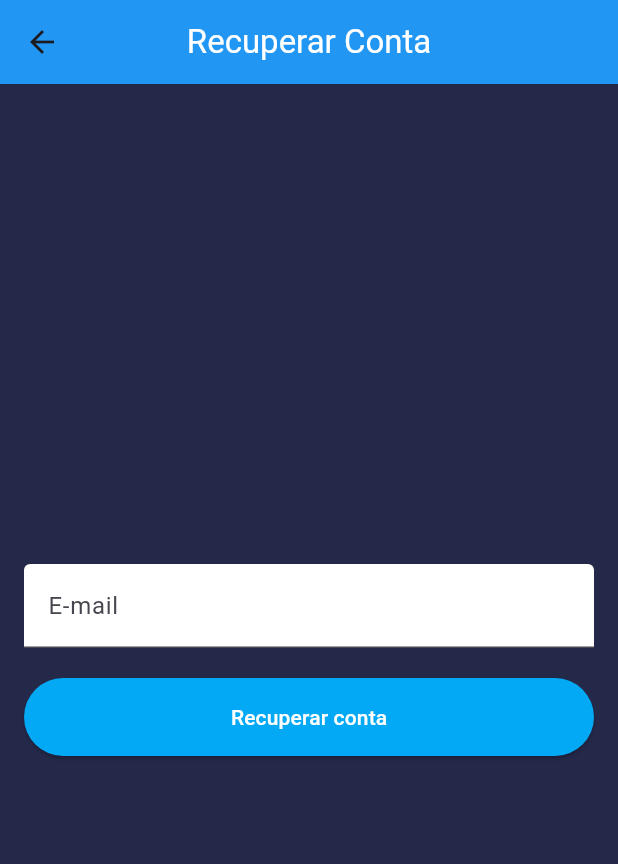
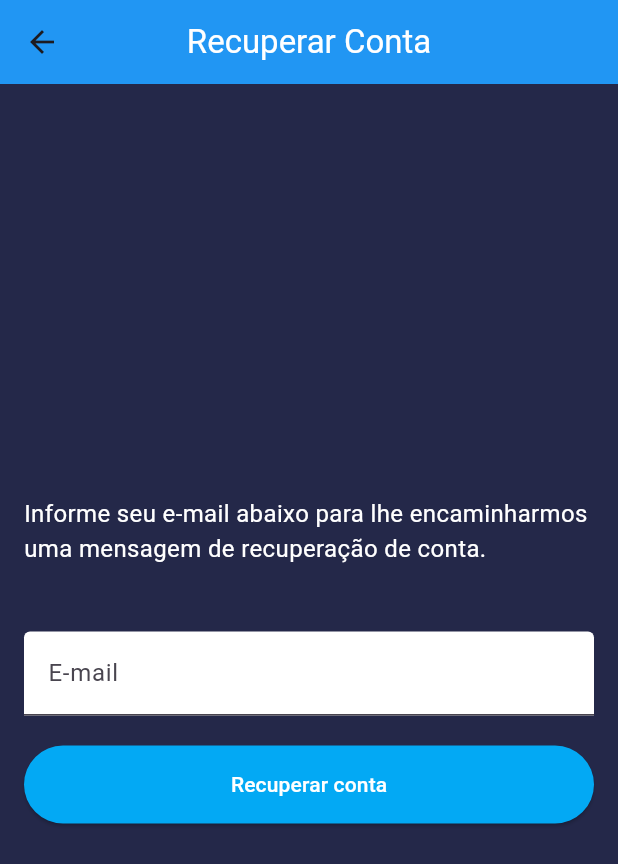
Before and after one commit to MachadoGabriel97/diferLab-app, a Flutter app: the TelaRecuperarSenha screen opened by its route, on a phone screen of 412 x 824 dp. Shown: the top 864 px of the screen. Run offline on Flutter 3.47's test engine with Material 3 defaults, Android fonts, the phone set to English and light mode, and no system bars; our stand-ins replace cloud_firestore, firebase_auth, firebase_core, firebase_storage, image_picker; missing offline and left inert: dart:html; accounts and stored records are empty; network calls fail.

Commit message:
correções de const e e outros ajustes no código

```diff
--- a/lib/componentes/componenteAppBar.dart
+++ b/lib/componentes/componenteAppBar.dart
@@ -16,7 +16,7 @@ class ComponenteAppBar extends StatefulWidget implements PreferredSizeWidget {
   State<ComponenteAppBar> createState() => _ComponenteAppBarState();
 
   @override
-  Size get preferredSize => Size.fromHeight(kToolbarHeight);
+  Size get preferredSize => const Size.fromHeight(kToolbarHeight);
 }
 
 class _ComponenteAppBarState extends State<ComponenteAppBar> {
@@ -46,12 +46,12 @@ class _ComponenteAppBarState extends State<ComponenteAppBar> {
     return AppBar(
       title: Text(
         widget.tituloComponente,
-        style: TextStyle(color: Colors.white),
+        style: const TextStyle(color: Colors.white),
       ),
       centerTitle: true,
       actions: [
         Padding(
-          padding: EdgeInsets.all(10),
+          padding: const EdgeInsets.all(10),
           child: widget.usuarioLogado != null
               ? Row(
             children: [
@@ -59,11 +59,11 @@ class _ComponenteAppBarState extends State<ComponenteAppBar> {
                 "${widget.usuarioLogado}",
                 style: const TextStyle(color: Colors.white, fontSize: 10),
               ),
-              SizedBox(width: 10), // Adiciona um espaçamento entre o texto e o CircleAvatar
+              const SizedBox(width: 10), // Adiciona um espaçamento entre o texto e o CircleAvatar
               CircleAvatar(
 
                 backgroundImage: _url == null
-                    ? AssetImage("imagens/cadastro_usuario.png") as ImageProvider
+                    ? const AssetImage("imagens/cadastro_usuario.png") as ImageProvider
                     : NetworkImage(_url.toString()),
               ),
             ],
--- a/lib/componentes/componenteElevatedButton.dart
+++ b/lib/componentes/componenteElevatedButton.dart
@@ -22,11 +22,11 @@ class ComponenteElevatedButton extends StatelessWidget {
   Widget build(BuildContext context) {
     return ElevatedButton(
       style: ElevatedButton.styleFrom(
-        backgroundColor: this.corDoBotao, // Cor do botão
+        backgroundColor: corDoBotao, // Cor do botão
         padding: const EdgeInsets.symmetric(vertical: 16),
       ),
       onPressed: () {
-        this.funcao();
+        funcao();
 
         if (formKey.currentState!.validate()) {
           ScaffoldMessenger.of(context).showSnackBar( SnackBar(
@@ -37,11 +37,11 @@ class ComponenteElevatedButton extends StatelessWidget {
                 mensagem_snackbar),
           ));
         }
-        if(this.fechaTela){
+        if(fechaTela){
           Navigator.pop(context);
         }
       },
-      child: Text(this.tituloBotao, style: const TextStyle(color: Colors.white),),
+      child: Text(tituloBotao, style: const TextStyle(color: Colors.white),),
     );
   }
 }
--- a/lib/componentes/componenteListaAnotacoes.dart
+++ b/lib/componentes/componenteListaAnotacoes.dart
@@ -5,7 +5,7 @@ import 'package:intl/intl.dart';
 class ComponenteListaAnotacoes extends StatelessWidget {
   final String usuarioEmail;
 
-  ComponenteListaAnotacoes({required this.usuarioEmail});
+  const ComponenteListaAnotacoes({super.key, required this.usuarioEmail});
 
   @override
   Widget build(BuildContext context) {
@@ -14,11 +14,11 @@ class ComponenteListaAnotacoes extends StatelessWidget {
       builder: (BuildContext context,
           AsyncSnapshot<List<Map<String, dynamic>>> snapshot) {
         if (snapshot.connectionState == ConnectionState.waiting) {
-          return Center(child: CircularProgressIndicator());
+          return const Center(child: CircularProgressIndicator());
         } else if (snapshot.hasError) {
           return Center(child: Text('Erro: ${snapshot.error}'));
         } else if (!snapshot.hasData || snapshot.data!.isEmpty) {
-          return Center(child: Text('Nenhuma anotação encontrada.'));
+          return const Center(child: Text('Nenhuma anotação encontrada.'));
         } else {
           final anotacoes = snapshot.data!;
           return ListView.builder(
--- a/lib/main.dart
+++ b/lib/main.dart
@@ -26,11 +26,11 @@ void main() async {
           '/': (context) => TelaLogin(),
           '/novaIdeia': (context) => TelaNovaIdeia(),
           '/minhasIdeias': (context) => TelaMinhasIdeias(),
-          '/anotacoes': (context) => TelaAnotacoes(),
+          '/anotacoes': (context) => const TelaAnotacoes(),
           '/detalhes': (context) => TelaDetalhes(),
           '/NovaAnotacao': (context) => TelaNovaAnotacao(),
           '/recados': (context) => TelaPrincipalRecados(),
-          '/configuracoes': (context) => TelaConfiguracoes(),
+          '/configuracoes': (context) => const TelaConfiguracoes(),
           '/recuperarSenha': (context) => TelaRecuperarSenha(),
           '/imageupload': (context) => ImageUploader(),
         },
--- a/lib/servicos/AutenticacaoServico.dart
+++ b/lib/servicos/AutenticacaoServico.dart
@@ -31,7 +31,7 @@ class AutenticacaoServico {
 
       if (usuario != null) {
         print("retorno: ${credencialUsuario.hashCode.toString()}");
-        print("USER: ${credencialUsuario}");
+        print("USER: $credencialUsuario");
         print("email: ${firebaseAuth.currentUser?.email.toString()}");
         return true;
       }
--- a/lib/telas/TelaAnotacoes.dart
+++ b/lib/telas/TelaAnotacoes.dart
@@ -32,7 +32,7 @@ class _TelaAnotacoesState extends State<TelaAnotacoes> {
       appBar: ComponenteAppBar(tituloComponente: "Anotações",usuarioLogado: email),
       drawer: ComponenteMenu(email: email,),
       body:  SingleChildScrollView(
-        padding: EdgeInsets.all(16),
+        padding: const EdgeInsets.all(16),
         child: Column(
           children: [
             ComponenteListaAnotacoes(usuarioEmail: email)
@@ -43,8 +43,8 @@ class _TelaAnotacoesState extends State<TelaAnotacoes> {
         onPressed: () {
                Navigator.pushReplacementNamed(context, "/NovaAnotacao",arguments: {'email':email});
             },
-        child: Icon(Icons.note_add,) ,
         tooltip: "Nova anotação",
+        child: const Icon(Icons.note_add,) ,
       ),
     );
   }
--- a/lib/telas/TelaConfiguracoes.dart
+++ b/lib/telas/TelaConfiguracoes.dart
@@ -4,7 +4,7 @@ import 'package:navigator_project/componentes/componenteEditText.dart';
 import 'package:navigator_project/componentes/componenteMenu.dart';
 import 'package:navigator_project/telas/ImageUploader.dart';
 
-enum Sexo {Masculino, Feminino}
+enum Sexo {masculino, feminino}
 
 class TelaConfiguracoes extends StatefulWidget {
   const TelaConfiguracoes({super.key});
@@ -86,7 +86,7 @@ class _TelaConfiguracoesState extends State<TelaConfiguracoes> {
                       ),
                       RadioListTile<Sexo>(
                         title: const Text("Masculino"),
-                        value: Sexo.Masculino,
+                        value: Sexo.masculino,
                         groupValue: sexo_informado,
                         onChanged: (Sexo? valor_selecionado) {
                           setState(() {
@@ -96,7 +96,7 @@ class _TelaConfiguracoesState extends State<TelaConfiguracoes> {
                       ),
                       RadioListTile<Sexo>(
                         title: const Text("Feminino"),
-                        value: Sexo.Feminino,
+                        value: Sexo.feminino,
                         groupValue: sexo_informado,
                         onChanged: (Sexo? valor_selecionado) {
                           setState(() {
--- a/lib/telas/TelaRecados.dart
+++ b/lib/telas/TelaRecados.dart
@@ -2,7 +2,6 @@ import 'package:flutter/material.dart';
 
 import '../componentes/componenteAppBar.dart';
 import '../componentes/componenteMenu.dart';
-import 'TelaDetalhes.dart';
 
 class TelaPrincipalRecados extends StatefulWidget {
 
--- a/lib/telas/TelaRecuperarSenha.dart
+++ b/lib/telas/TelaRecuperarSenha.dart
@@ -12,13 +12,6 @@ class _TelaRecuperarSenhaState extends State<TelaRecuperarSenha> {
   final TextEditingController _emailController = TextEditingController();
 
   final _formKey = GlobalKey<FormState>();
-
-  bool _validatePassword(String password) {
-    if (password.length < 8) return false;
-    if (!RegExp(r'[A-Za-z]').hasMatch(password)) return false;
-    if (!RegExp(r'[0-9]').hasMatch(password)) return false;
-    return true;
-  }
 
   @override
   Widget build(BuildContext context) {
@@ -38,13 +31,18 @@ class _TelaRecuperarSenhaState extends State<TelaRecuperarSenha> {
                 child: Column(
                   mainAxisAlignment: MainAxisAlignment.center,
                   children: [
+                    const SizedBox(
+                      height: 90,
+                      child: Text("Informe seu e-mail abaixo para lhe encaminharmos uma mensagem de recuperação de conta.",
+                      style: TextStyle(color: Colors.white,fontSize: 16),),
+                    ),
                     SizedBox(
                       width: width,
                       child: TextFormField(
                         controller: _emailController,
                         decoration: const InputDecoration(
                           labelText: 'E-mail',
-                          hintText: 'ex: mr.nobody@yahoo.com',
+                          hintText: 'ex: mr.nobody@gmail.com',
                           filled: true,
                           fillColor: Colors.white,
                         ),
```
Also changed, not shown: lib/servicos/CadastroAnotacaoServico.dart (+4 -4 lines), lib/servicos/CadastroIdeiasServico.dart (+6 -6 lines), lib/telas/ImageUploader.dart (+6 -6 lines), lib/telas/TelaMinhasIdeias.dart (+5 -6 lines), lib/telas/TelaNovaIdeia.dart (+5 -5 lines).
